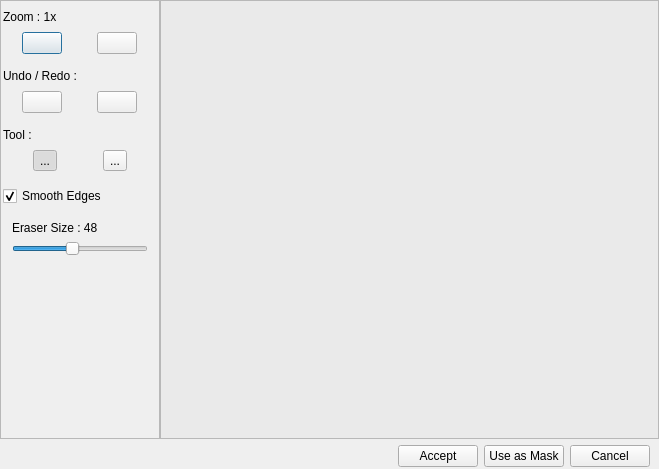
The window that src/iscissor_dialog.ui (ksharindam/photoquick) describes before a commit, drawn with Qt 5.
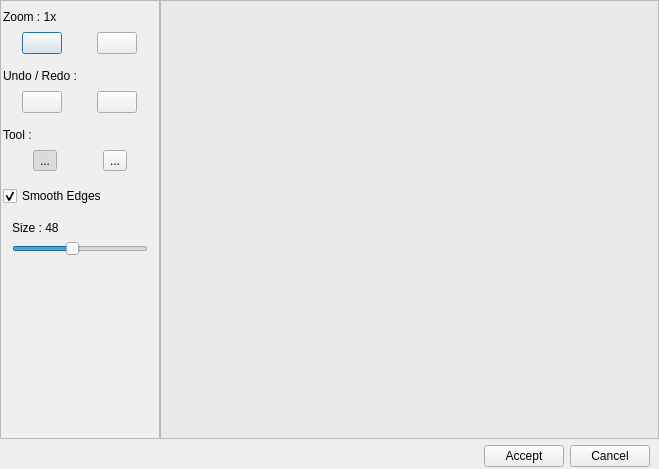
The same window after the commit. Icons and pictures are not drawn.

Commit message: added : mask tool though mask can be created using iscissor and eraser, but users may not know about it. adding separate mask tool removes this confusion.

What changed in the file:
```diff
--- a/src/iscissor_dialog.ui
+++ b/src/iscissor_dialog.ui
@@ -314,7 +314,7 @@
          <item>
           <widget class="QLabel" name="eraserSizeLabel">
            <property name="text">
-            <string>Eraser Size : 48</string>
+            <string>Size : 48</string>
            </property>
           </widget>
          </item>
@@ -376,13 +376,6 @@
         </property>
        </widget>
       </item>
-      <item>
-       <widget class="QPushButton" name="useAsMaskBtn">
-        <property name="text">
-         <string>Use as Mask</string>
-        </property>
-       </widget>
-      </item>
       <item>
        <widget class="QPushButton" name="cancelBtn">
         <property name="text">
```
The commit also changes 5 other files.
